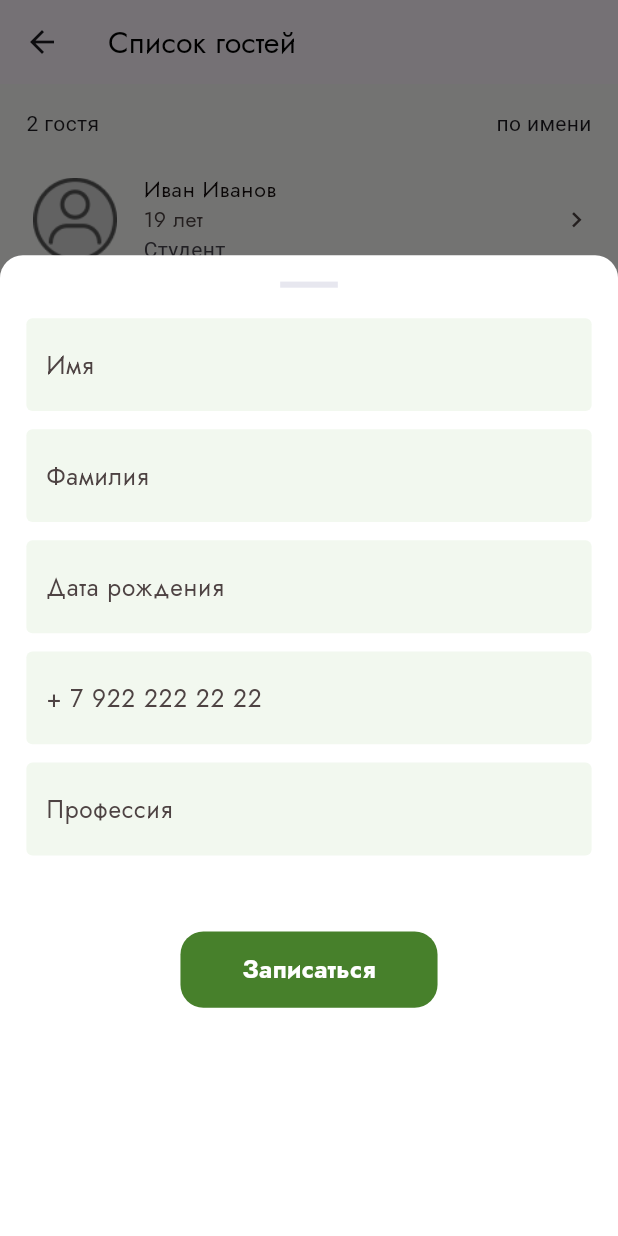
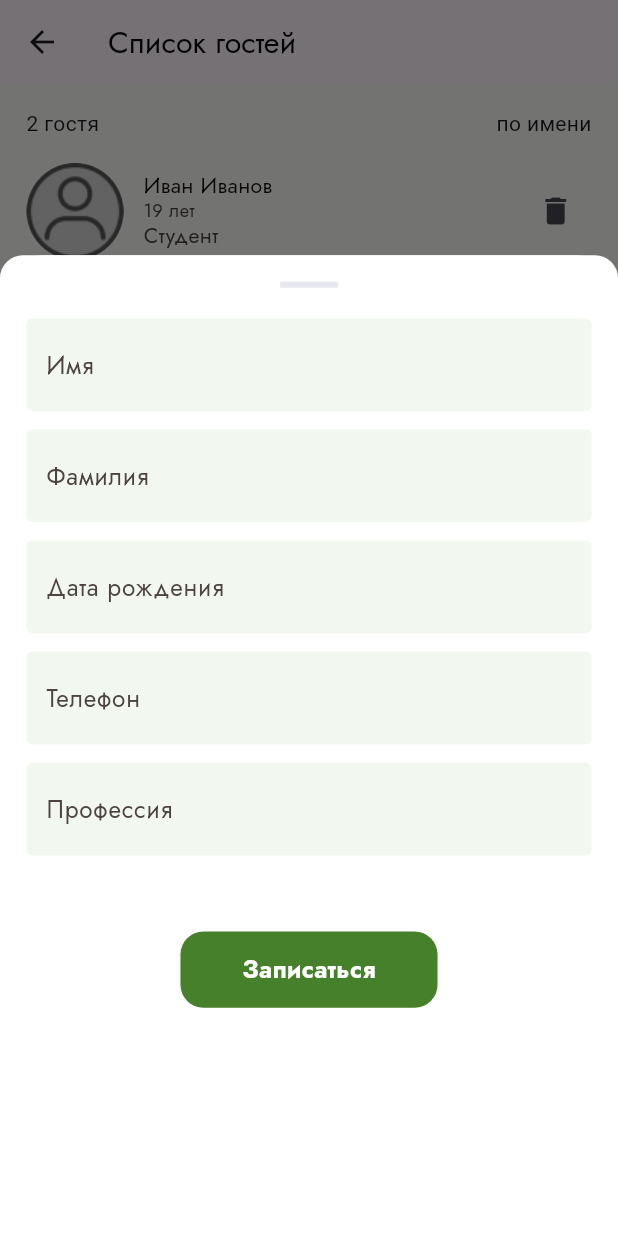
Before and after one commit to Kibakuss/birthday_app, a Flutter app: the GuestListScreen screen opened directly, after a tap on the "navigation" icon, on a phone screen of 412 x 824 dp. Run offline on Flutter 3.47's test engine with Material 2 defaults, Android fonts, the phone set to English and light mode, and no system bars; our stand-ins replace flutter_screenutil, freezed_annotation; missing offline and left inert: yandex_mapkit.

Commit message:
styles update

```diff
--- a/lib/core/presentation/widgets/text_field_widget.dart
+++ b/lib/core/presentation/widgets/text_field_widget.dart
@@ -4,9 +4,11 @@ import 'package:flutter/material.dart';
 import 'package:flutter_screenutil/flutter_screenutil.dart';
 
 class TextFieldWidget extends StatelessWidget {
+  final String? hintText;
   final String labelText;
   final Widget? suffixIcon;
-  const TextFieldWidget({super.key, this.suffixIcon, required this.labelText});
+  const TextFieldWidget(
+      {super.key, this.suffixIcon, required this.labelText, this.hintText});
 
   @override
   Widget build(BuildContext context) {
@@ -22,9 +24,18 @@ class TextFieldWidget extends StatelessWidget {
           contentPadding: EdgeInsets.symmetric(horizontal: 12.w),
           border: InputBorder.none,
           labelText: labelText,
+          hintText: hintText,
           suffixIcon: suffixIcon,
         ),
       )),
     );
   }
 }
+
+// var i = 0;
+// final input = '123456789';
+// final result = '### ## ## ##'.replaceMapped('#', (e) {
+//   final o = input[i];
+//   i++;
+//   return o;
+// });
--- a/lib/core/utils/styles.dart
+++ b/lib/core/utils/styles.dart
@@ -6,7 +6,7 @@ import 'package:flutter_screenutil/flutter_screenutil.dart';
 abstract class Styles {
   static const String jost = 'Jost';
   static final headStyle = TextStyle(
-      height: 24 / 24.sp,
+      height: 24 / 24,
       fontFamily: 'Yeseva One',
       fontSize: 24.sp,
       fontWeight: FontWeight.w400,
@@ -20,56 +20,63 @@ abstract class Styles {
       color: AppColors.subTitleColor);
 
   static final textField = TextStyle(
-      height: 16 / 16.sp,
+      height: 16 / 16,
       fontFamily: jost,
       fontSize: 16.sp,
       fontWeight: FontWeight.w500,
       color: AppColors.titleColor);
 
   static final appBarStyle = TextStyle(
-      height: 20 / 20.sp,
+      height: 20 / 20,
       fontFamily: jost,
       fontSize: 20.sp,
       fontWeight: FontWeight.w500,
       color: AppColors.black);
 
   static final headImageStyle = TextStyle(
-      height: 24 / 24.sp,
+      height: 24 / 24,
       fontFamily: jost,
       fontSize: 24.sp,
       fontWeight: FontWeight.w700,
       color: AppColors.white);
 
   static final mainStyle = TextStyle(
-      height: 18.55 / 14.sp,
+      height: 18.55 / 14,
       fontFamily: jost,
       fontSize: 14.sp,
       fontWeight: FontWeight.w400,
       color: AppColors.titleColor);
 
+  static final ageStyle = TextStyle(
+      height: 12 / 12,
+      fontFamily: jost,
+      fontSize: 12.sp,
+      fontWeight: FontWeight.w400,
+      color: AppColors.subTitleColor);
+
   static final gameTitleStyle = TextStyle(
-      height: 20.23 / 14.sp,
+      height: 20.23 / 14,
       fontFamily: jost,
       fontSize: 14.sp,
       fontWeight: FontWeight.w500,
       color: AppColors.titleColor);
 
   static final gameDescriptionStyle = TextStyle(
-      height: 20.23 / 14.sp,
+      height: 20.23 / 14,
       fontFamily: jost,
       fontSize: 14.sp,
       fontWeight: FontWeight.w400,
       color: AppColors.subTitleColor);
 
   static final descriptionStyle = TextStyle(
-      height: 14 / 14.sp,
+      height: 14 / 14,
       fontFamily: jost,
       fontSize: 14.sp,
       fontWeight: FontWeight.w400,
       color: AppColors.subTitleColor);
 
   static final buttonStyle = TextStyle(
-      height: 23.12 / 16.sp,
+      height: 23.12 / 16,
       fontFamily: jost,
       fontSize: 16.sp,
       fontWeight: FontWeight.w600,
--- a/lib/features/guests/presentation/guests_screen.dart
+++ b/lib/features/guests/presentation/guests_screen.dart
@@ -30,47 +30,51 @@ class GuestListScreen extends StatelessWidget {
               ),
             ),
           ),
-          SliverPadding(
-            padding: EdgeInsets.symmetric(horizontal: 16.w),
-            sliver: SliverList(
+          SliverList(
             delegate: SliverChildBuilderDelegate(
               (BuildContext context, int index) {
-                  return ListTile(
-                    horizontalTitleGap: 12.w,
-                    contentPadding: const EdgeInsets.all(0),
-                    leading: ClipRRect(
+                return Padding(
+                  padding:
+                      EdgeInsets.only(left: 16.w, right: 16.w, bottom: 16.h),
+                  child: Row(
+                    children: [
+                      ClipRRect(
                         borderRadius: BorderRadius.all(Radius.circular(41.r)),
                         child: Image.asset(
                           'assets/images/avatar.png',
                           width: 64.r,
                           height: 64.r,
-                          // fit: BoxFit.cover,
-                        )),
-                    title: Text(
+                          fit: BoxFit.contain,
+                        ),
+                      ),
+                      SizedBox(
+                        width: 12.w,
+                      ),
+                      Column(
+                        crossAxisAlignment: CrossAxisAlignment.start,
+                        children: [
+                          Text(
                             'Иван Иванов',
                             style: Styles.gameTitleStyle,
                           ),
-                    subtitle: Column(
-                      crossAxisAlignment: CrossAxisAlignment.start,
-                      children: [
                           Text(
                             '19 лет',
                             maxLines: 1,
+                            style: Styles.ageStyle,
+                          ),
+                          Text(
+                            'Студент',
                             style: Styles.gameDescriptionStyle,
                           ),
-                        const Text('Студент'),
                         ],
                       ),
-                    trailing: Icon(
-                      Icons.keyboard_arrow_right,
-                      color: AppColors.subTitleColor,
-                      size: 20.r,
+                      Spacer(),
+                      IconButton(onPressed: () {}, icon: Icon(Icons.delete))
+                    ],
                   ),
-                    // isThreeLine: true,
                 );
               },
               childCount: 2, // 1000 list items
-              ),
             ),
           ),
         ],
@@ -82,15 +86,19 @@ class GuestListScreen extends StatelessWidget {
           child: FloatingActionButton(
             onPressed: () {
               showModalBottomSheet<void>(
-                backgroundColor: Colors.white,
+                // backgroundColor: Colors.white,
                 useSafeArea: true,
-                shape: RoundedRectangleBorder(
-                    borderRadius:
-                        BorderRadius.vertical(top: Radius.circular(15.r))),
+
                 context: context,
                 isScrollControlled: true,
                 builder: (BuildContext context) {
-                  return Padding(
+                  return Container(
+                    decoration: BoxDecoration(
+                      color: Colors.white,
+                      borderRadius:
+                          BorderRadius.vertical(top: Radius.circular(15.r)),
+                    ),
+                    child: Padding(
                       padding: EdgeInsets.only(
                           bottom: MediaQuery.of(context).viewInsets.bottom),
                       child: Padding(
@@ -116,12 +124,14 @@ class GuestListScreen extends StatelessWidget {
                               const TextFieldWidget(labelText: 'Дата рождения'),
                               SizedBox(height: 12.h),
                               const TextFieldWidget(
-                                labelText: '+ 7 922 222 22 22'),
+                                  hintText: 'fasdfdasfds',
+                                  labelText: 'Телефон'),
                               SizedBox(height: 12.h),
                               const TextFieldWidget(labelText: 'Профессия'),
                               SizedBox(
-                                height:
-                                    MediaQuery.of(context).viewInsets.bottom ==
+                                  height: MediaQuery.of(context)
+                                              .viewInsets
+                                              .bottom ==
                                           0
                                       ? 50.h
                                       : 10.h),
@@ -133,12 +143,14 @@ class GuestListScreen extends StatelessWidget {
                                 },
                               ),
                               SizedBox(
-                                height:
-                                    MediaQuery.of(context).viewInsets.bottom !=
+                                  height: MediaQuery.of(context)
+                                              .viewInsets
+                                              .bottom !=
                                           0
                                       ? 10
                                       : 150.h)
                             ],
+                          ),
                         ),
                       ),
                     ),
@@ -161,3 +173,86 @@ class GuestListScreen extends StatelessWidget {
     );
   }
 }
+
+// class DatePickerExample extends StatefulWidget {
+//   const DatePickerExample({super.key, this.restorationId});
+
+//   final String? restorationId;
+
+//   @override
+//   State<DatePickerExample> createState() => _DatePickerExampleState();
+// }
+
+// /// RestorationProperty objects can be used because of RestorationMixin.
+// class _DatePickerExampleState extends State<DatePickerExample>
+//     with RestorationMixin {
+//   // In this example, the restoration ID for the mixin is passed in through
+//   // the [StatefulWidget]'s constructor.
+//   @override
+//   String? get restorationId => widget.restorationId;
+
+//   final RestorableDateTime _selectedDate =
+//       RestorableDateTime(DateTime(2021, 7, 25));
+//   late final RestorableRouteFuture<DateTime?> _restorableDatePickerRouteFuture =
+//       RestorableRouteFuture<DateTime?>(
+//     onComplete: _selectDate,
+//     onPresent: (NavigatorState navigator, Object? arguments) {
+//       return navigator.restorablePush(
+//         _datePickerRoute,
+//         arguments: _selectedDate.value.millisecondsSinceEpoch,
+//       );
+//     },
+//   );
+
+//   @pragma('vm:entry-point')
+//   static Route<DateTime> _datePickerRoute(
+//     BuildContext context,
+//     Object? arguments,
+//   ) {
+//     return DialogRoute<DateTime>(
+//       context: context,
+//       builder: (BuildContext context) {
+//         return DatePickerDialog(
+//           restorationId: 'date_picker_dialog',
+//           initialEntryMode: DatePickerEntryMode.calendarOnly,
+//           initialDate: DateTime.fromMillisecondsSinceEpoch(arguments! as int),
+//           firstDate: DateTime(2021),
+//           lastDate: DateTime(2022),
+//         );
+//       },
+//     );
+//   }
+
+//   @override
+//   void restoreState(RestorationBucket? oldBucket, bool initialRestore) {
+//     registerForRestoration(_selectedDate, 'selected_date');
+//     registerForRestoration(
+//         _restorableDatePickerRouteFuture, 'date_picker_route_future');
+//   }
+
+//   void _selectDate(DateTime? newSelectedDate) {
+//     if (newSelectedDate != null) {
+//       setState(() {
+//         _selectedDate.value = newSelectedDate;
+//         ScaffoldMessenger.of(context).showSnackBar(SnackBar(
+//           content: Text(
+//               'Selected: ${_selectedDate.value.day}/${_selectedDate.value.month}/${_selectedDate.value.year}'),
+//         ));
+//       });
+//     }
+//   }
+
+//   @override
+//   Widget build(BuildContext context) {
+//     return Scaffold(
+//       body: Center(
+//         child: OutlinedButton(
+//           onPressed: () {
+//             _restorableDatePickerRouteFuture.present();
+//           },
+//           child: const Text('Open Date Picker'),
+//         ),
+//       ),
+//     );
+//   }
+// }
--- a/lib/features/home/presentation/home_screen.dart
+++ b/lib/features/home/presentation/home_screen.dart
@@ -87,7 +87,7 @@ class HomeScreen extends StatelessWidget {
                   SizedBox(
                     height: Constants.sizedBoxSmall,
                   ),
-                  const MapWindow(),
+                  // const MapWindow(),
                 ],
               ),
             ),
--- a/lib/features/home/presentation/widgets/games.dart
+++ b/lib/features/home/presentation/widgets/games.dart
@@ -32,7 +32,7 @@ class _GamesListState extends State<GamesList> {
     const Game(
         imageName: 'pool.png',
         title: 'Бильярд',
-        description: 'Бильярдный стол в отлеьной комнате'),
+        description: 'Бильярдный стол в отдельной комнате'),
   ];
   @override
   Widget build(BuildContext context) {
```
Lines whose indentation alone changed are shown as unchanged.
